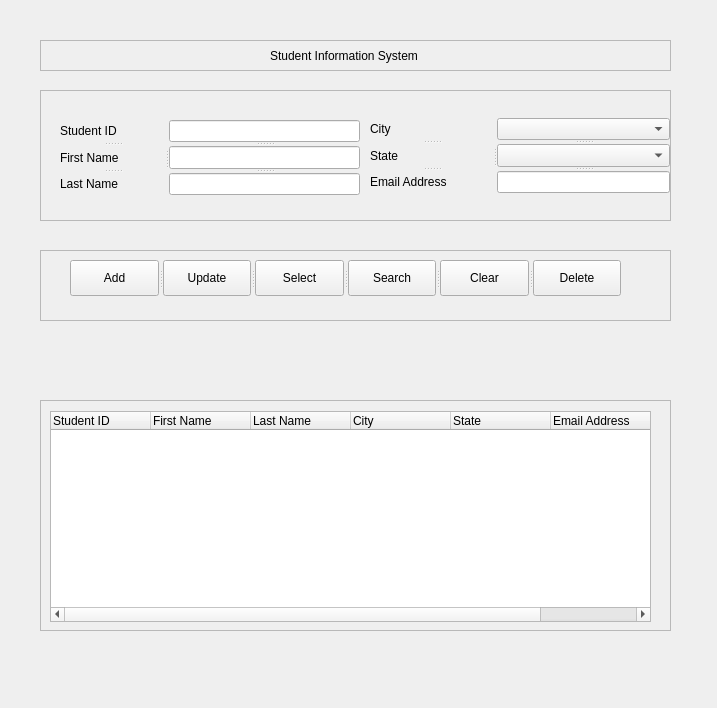
This is main.ui in robensolivier/Pyside6_Students_Information_Management_System as Qt 5 draws it before an edit. The edited form follows.
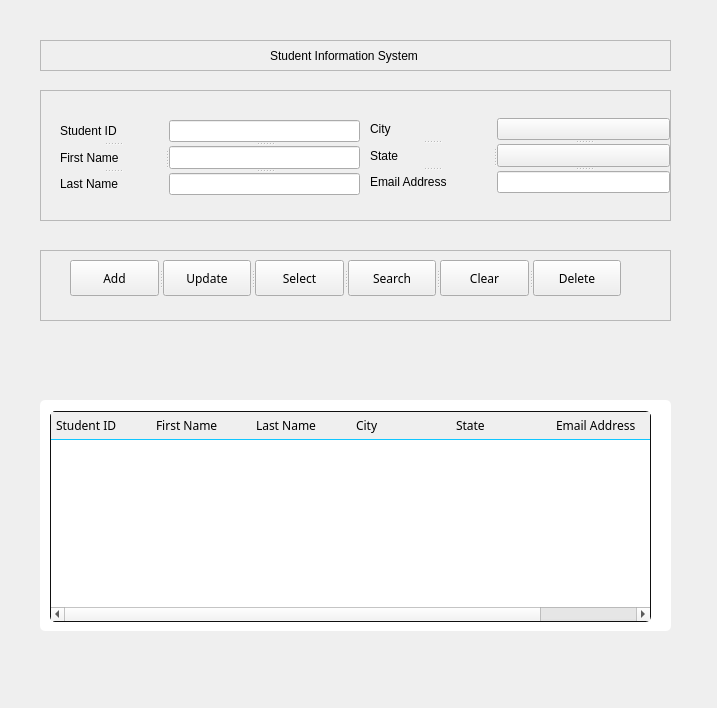
This is the edited form. Icons and pictures are not drawn.

Commit message: Ajout de la feuille de Style

```diff
--- a/main.ui
+++ b/main.ui
@@ -13,6 +13,129 @@
   <property name="windowTitle">
    <string>Form</string>
   </property>
+  <property name="styleSheet">
+   <string notr="true">/* Styles for the info_frame element */
+
+#info_frame {
+
+  background-color: #fff;
+
+  border: none;
+
+  border-radius: 5px;
+
+}
+ 
+/* Styles for labels, input fields, and combo boxes inside &quot;info_frame&quot; */
+
+#info_frame QLabel,
+
+#info_frame QLineEdit,
+
+#info_frame QComboBox,
+
+#function_frame QPushButton,
+
+QHeaderView::section {
+
+  font-family: Segoe UI Semibold;
+
+  font-size: 12px;
+
+}
+ 
+/* Styles for input fields and combo boxes inside info_frame */
+
+#info_frame QLineEdit,
+
+#info_frame QComboBox {
+
+  padding: 4px 5px;
+
+  border: 1px solid #838383;
+
+  border-radius: 2px;
+
+}
+ 
+/* Focus styles for input fields and combo boxes */
+
+#info_frame QLineEdit:focus,
+
+#info_frame QComboBox:focus {
+
+  border-color: #005fff;
+
+}
+ 
+/* Styles for combo boxes drop-down */
+
+QComboBox::drop-down {
+
+  background: transparent;
+
+  border: none;
+
+  margin-right: 5px;
+
+}
+ 
+/* Styles for the down-arrow icon in combo boxes */
+
+QComboBox::down-arrow {
+
+  image: url(:/icons/expand_more.svg);
+
+}
+ 
+/* Style for the result_frame */
+
+#result_frame {
+
+  border-radius: 5px;
+
+  background-color: #fff;
+
+}
+ 
+/* Style for border of QTableWidget */
+
+QTableWidget {
+
+  border-radius: 5px;
+
+  border: 1px solid #0f0f0f;
+
+}
+ 
+/* Style for table header section */
+
+QHeaderView::section {
+
+  border: none;
+
+  border-bottom: 1px solid #0fc6ff;
+
+  text-align: left;
+
+  padding: 3px 5px;
+
+}
+ 
+/* Styles for table items */
+
+QTableWidget::item {
+
+  border-bottom: 1px solid #0fc6ff;
+
+  color: #000;
+
+  padding-left: 5px;
+
+}
+
+ </string>
+  </property>
   <widget class="QFrame" name="title_label">
    <property name="geometry">
     <rect>
```
Left out of the diff: 5 changed lines with no effect on the pictures.
